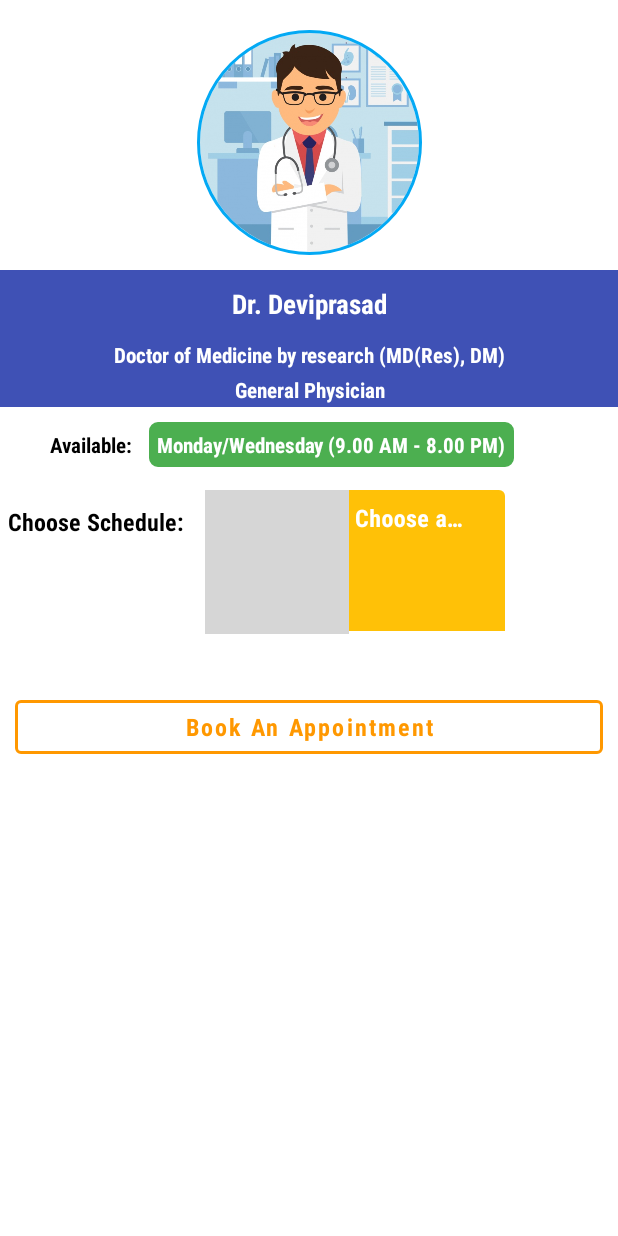
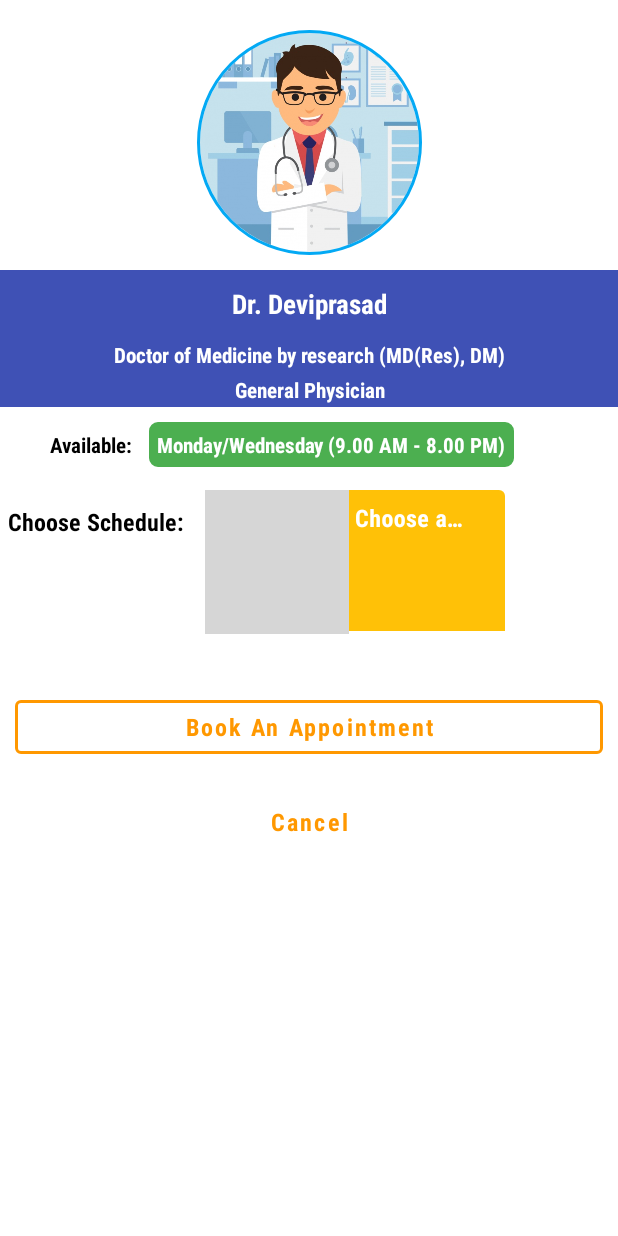
Before and after one commit to Sohanur-Rahman642/EasyMed, an Android app: the ExpertCounselling screen opened directly, with no data from a screen before it, on a phone screen of 412 x 824 dp. Run offline under Robolectric (Android 15) with nearby library versions, the phone set to English and light mode, and no system bars; our stand-ins replace CircleImageView; grey boxes are pictures that could not be loaded.

Commit message:
added cancel button

```diff
--- a/src/app/src/main/res/layout/activity_expert_counselling.xml
+++ b/src/app/src/main/res/layout/activity_expert_counselling.xml
@@ -260,6 +260,32 @@
             app:strokeColor="#FF9800"
             android:textColor="#FF9800" />
 
+        <com.google.android.material.button.MaterialButton
+            android:id="@+id/cancel_btn"
+            style="@style/Widget.MaterialComponents.Button.TextButton"
+            android:layout_width="match_parent"
+            android:layout_height="wrap_content"
+
+            app:layout_constraintTop_toBottomOf="@id/baap_btn"
+            app:layout_constraintStart_toStartOf="parent"
+            app:layout_constraintEnd_toEndOf="parent"
+
+            android:layout_marginTop="15dp"
+            android:layout_marginStart="10dp"
+            android:layout_marginEnd="10dp"
+
+            android:text="Cancel"
+            android:textSize="16sp"
+            android:textAllCaps="false"
+            android:fontFamily="sans-serif-condensed"
+            android:textStyle="bold"
+
+            android:background="@drawable/corner_textview"
+            android:backgroundTint="#FFFFFF"
+            app:strokeWidth="2dp"
+            app:strokeColor="#FF9800"
+            android:textColor="#FF9800" />
+
 
 
 
```
